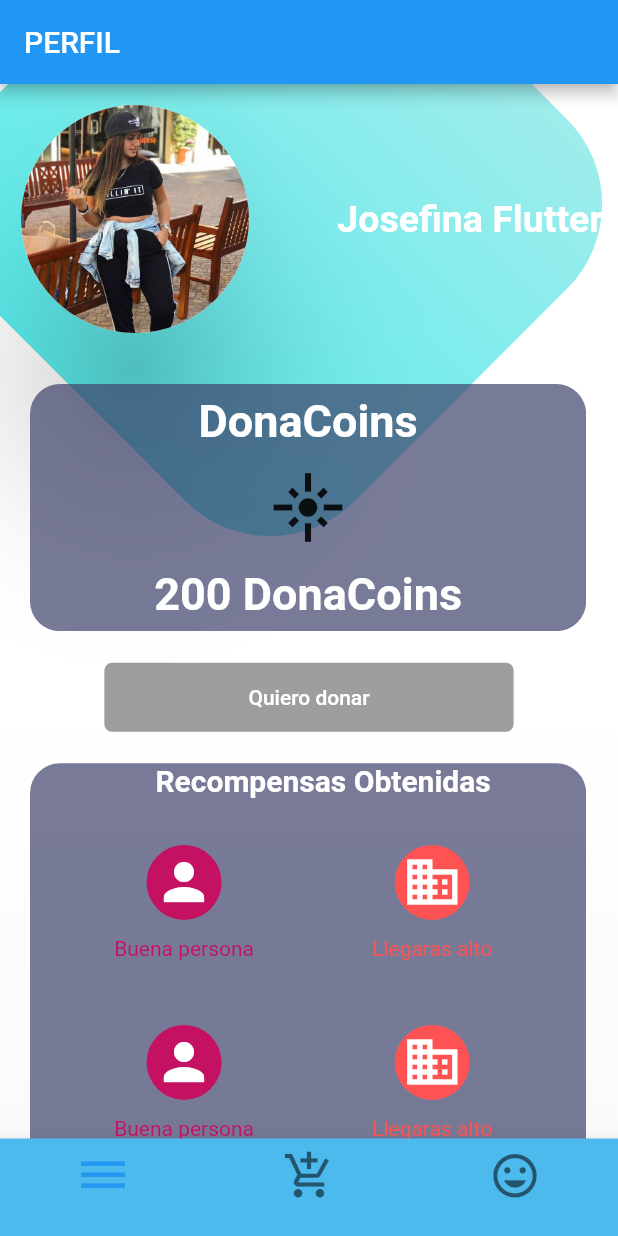
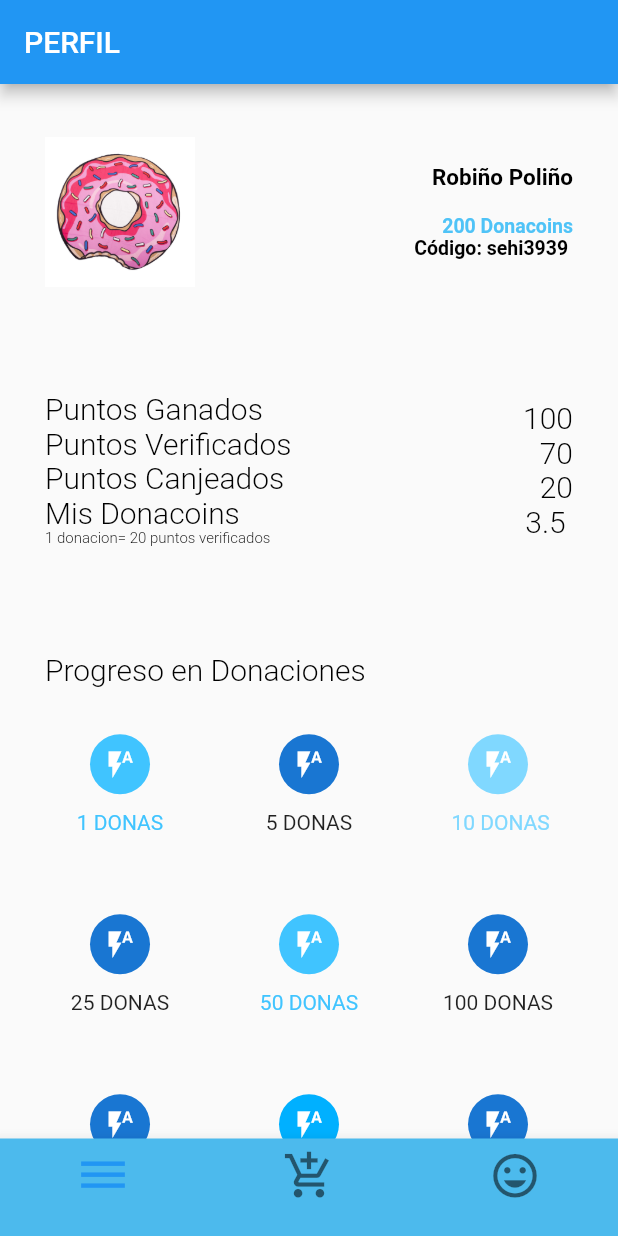
Before and after one commit to renzorosaz/hackatondona2, a Flutter app: the screen it shows after launch, on a phone screen of 412 x 824 dp. Run offline on Flutter 3.47's test engine with Material 2 defaults, Android fonts, the phone set to English and light mode, and no system bars.

Commit message:
Add files via upload
commit actualizado perfil

```diff
--- a/lib/src/pages/perfil_page.dart
+++ b/lib/src/pages/perfil_page.dart
@@ -3,7 +3,6 @@ import 'dart:math';
 import 'package:flutter/material.dart';
 
 class PerfilPage extends StatelessWidget {
-  const PerfilPage({Key key}) : super(key: key);
 
   @override
   Widget build(BuildContext context) {
@@ -14,15 +13,16 @@ class PerfilPage extends StatelessWidget {
       ),
       body: Stack(
         children: <Widget>[
-          _fondoApp(),
-
              SingleChildScrollView(
             child: Column(
               children: <Widget>[
-                _infoPerfil(),
-                _infoCoins(context),
-                _botonDonar(context),
+                Column(
+                  children: <Widget>[
+                    _infoPerfil(context),
+                     _infoDetalle(context),
                     _infoMedallas(context)
+                  ],
+                ),
               ],
             ),
           )
@@ -34,90 +34,62 @@ class PerfilPage extends StatelessWidget {
     );
   }
 
-  Widget _fondoApp(){
 
-    final gradiente = Container(
-      width:double.infinity,
-      height: double.infinity,
-      decoration: BoxDecoration(
-        gradient: LinearGradient(
-          begin: FractionalOffset(0.0, 0.6),
-          end:FractionalOffset(0.0, 1.0),
-          colors: [
-            Color.fromRGBO(255, 255, 255, 1.0),
-            Color.fromRGBO(250, 250, 250, 1.0),
-          ]
+
+  Widget _infoPerfil(BuildContext context){
+
+    return SafeArea(
+        child:  Container(
+         padding: EdgeInsets.all(15.0),
+        margin: EdgeInsets.symmetric(horizontal: 15.0,vertical: 20.0),
+
+          child: Column(
+        children: <Widget>[
+          Row(
+            mainAxisAlignment: MainAxisAlignment.spaceBetween,
+            children: <Widget>[
+              Column(
+                crossAxisAlignment: CrossAxisAlignment.start,
+                children: <Widget>[
+                  Image.asset('assets/dona.jpg', height: 100.0),
+                ],
+              ),
+              Column(
+                mainAxisAlignment: MainAxisAlignment.end,
+                crossAxisAlignment: CrossAxisAlignment.end,
+
+                    children: <Widget>[
+                    Text('Robiño Poliño',style: TextStyle(color:Colors.black,fontSize:15.0,fontWeight: FontWeight.bold),),
+                    Divider(),
+                   Text('200 Donacoins',style: TextStyle(color:Colors.lightBlue[300],fontSize:13.0,fontWeight: FontWeight.w600),),
+                   Text('Código: sehi3939 ',style: TextStyle(color:Colors.black,fontSize:13.0,fontWeight: FontWeight.w600),),
+
+                ],
+              ),
+            ],
           )
-      ),
-    );
-
-      final cajaCeleste=Transform.rotate(
-        angle: -pi/4.0,
-
-        child:Container(
-          height: 360.0,
-          width: 360.0,
-          decoration: BoxDecoration(
-            borderRadius: BorderRadius.circular(80.0),
-            gradient: LinearGradient(
-              colors: [
-                Color.fromRGBO(91, 236, 236, 1.0),
-                Color.fromRGBO(159, 236, 236, 1.0),
-              ]
-            )
+        ],
       ),
         )
     );
 
-
-    return Stack(
-      children: <Widget>[
-        gradiente,
-        Positioned(
-          top:-100.0,
-          child: cajaCeleste
-          )
-      ],
-    );
-
-  }
-
-  Widget _infoPerfil(){
-
-    return SafeArea(
-        child: Container(
-          height: 180.0,
-          padding: EdgeInsets.all(10.0),
-          child: Row(
-            mainAxisAlignment: MainAxisAlignment.spaceBetween,
-            children: <Widget>[
-
-              Center(
-                child: Card(
-                     child: Image.asset('assets/beba.jpg', height: 180.0, ),
-                    elevation: 50.0,
-                    shape: CircleBorder(),
-                    clipBehavior: Clip.antiAlias,
-                  ),
-
-              ),
-
-               Text('Josefina Flutter',style: TextStyle(color:Colors.white,fontSize:25.0,fontWeight: FontWeight.bold),),
-            ],
-          ),
-        )
-    );
   }
 
   Widget _infoCoins(BuildContext context){
 
     return SafeArea(
           child: Container(
+
             padding: EdgeInsets.all(20.0),
-          child: Row(
-          crossAxisAlignment: CrossAxisAlignment.start,
+           margin: EdgeInsets.symmetric(horizontal: 20.0,vertical: 20.0),
+
+           child: Column(
+                    mainAxisAlignment: MainAxisAlignment.end,
                     children: <Widget>[
-           _crearBotonRedondeadoDona(context, Colors.pinkAccent[700],'DonaCoins'),
+                    Text('Robiño Poliño',style: TextStyle(color:Colors.black,fontSize:20.0,fontWeight: FontWeight.bold),),
+                    Divider(),
+                   Text('200 Donacoins',style: TextStyle(color:Colors.lightBlue[300],fontSize:20.0,fontWeight: FontWeight.w600),),
+                   Text('Código: sehi3939 ',style: TextStyle(color:Colors.black,fontSize:20.0,fontWeight: FontWeight.w600),),
 
                 ],
               ),
@@ -125,15 +97,90 @@ class PerfilPage extends StatelessWidget {
     );
   }
 
+  Widget _infoDetalle(BuildContext context){
+
+    return Container(
+      padding: EdgeInsets.all(15.0),
+      margin: EdgeInsets.symmetric(horizontal: 15.0,vertical: 20.0),
+
+
+      child: Column(
+        children: <Widget>[
+          Row(
+
+            mainAxisAlignment: MainAxisAlignment.spaceBetween,
+
+            children: <Widget>[
+              Column(
+                crossAxisAlignment: CrossAxisAlignment.start,
+                children: <Widget>[
+                  Text('Puntos Ganados',style: TextStyle(color:Colors.black,fontSize:20.0,fontWeight: FontWeight.w300),),
+                  Text('Puntos Verificados',style: TextStyle(color:Colors.black,fontSize:20.0,fontWeight: FontWeight.w300),),
+                  Text('Puntos Canjeados',style: TextStyle(color:Colors.black,fontSize:20.0,fontWeight: FontWeight.w300),),
+                  Text('Mis Donacoins',style: TextStyle(color:Colors.black,fontSize:20.0,fontWeight: FontWeight.w300),),
+                  Text('1 donacion= 20 puntos verificados',style: TextStyle(color:Colors.black,fontSize:10.0,fontWeight: FontWeight.w300),),
+
+                ],
+              ),
+              Column(
+                crossAxisAlignment: CrossAxisAlignment.end,
+                children: <Widget>[
+                  Text('100',style: TextStyle(color:Colors.black,fontSize:20.0,fontWeight: FontWeight.w300),),
+                  Text('70',style: TextStyle(color:Colors.black,fontSize:20.0,fontWeight: FontWeight.w300),),
+                  Text('20',style: TextStyle(color:Colors.black,fontSize:20.0,fontWeight: FontWeight.w300),),
+                  Text('3.5 ',style: TextStyle(color:Colors.black,fontSize:20.0,fontWeight: FontWeight.w300),),
+
+                ],
+              ),
+            ],
+          )
+        ],
+      ),
+    );
+  }
+
    Widget _infoMedallas(BuildContext context){
+
+
+    final size= MediaQuery.of(context).size;
 
     return SafeArea(
           child: Container(
-          padding: EdgeInsets.all(20.0),
-          child: Row(
+
+              padding: EdgeInsets.all(15.0),
+              margin: EdgeInsets.symmetric(horizontal: 15.0,vertical: 20.0),
+
+            child: Column(
+                  mainAxisAlignment: MainAxisAlignment.spaceAround,
                    crossAxisAlignment: CrossAxisAlignment.start,
                     children: <Widget>[
-           _crearBotonRedondeadoRecom(context, Colors.pinkAccent[700],'Medallas'),
+                    Text('Progreso en Donaciones',style: TextStyle(color:Colors.black,fontSize:20.0,fontWeight: FontWeight.w300),),
+
+                    Row(
+                      mainAxisAlignment: MainAxisAlignment.spaceBetween,
+                      children: <Widget>[
+
+                         _crearBotonRedondeadoMedallas(Colors.lightBlueAccent,Icons.flash_auto,'1 DONAS'),
+                         _crearBotonRedondeadoMedallas(Colors.lightBlueAccent[50],Icons.flash_auto,'5 DONAS'),
+                         _crearBotonRedondeadoMedallas(Colors.lightBlueAccent[100],Icons.flash_auto,' 10 DONAS'),
+                      ],
+                    ),
+                      Row(
+                        mainAxisAlignment: MainAxisAlignment.spaceBetween,
+                      children: <Widget>[
+                         _crearBotonRedondeadoMedallas(Colors.lightBlueAccent[150],Icons.flash_auto,'25 DONAS'),
+                         _crearBotonRedondeadoMedallas(Colors.lightBlueAccent[200],Icons.flash_auto,'50 DONAS'),
+                         _crearBotonRedondeadoMedallas(Colors.lightBlueAccent[250],Icons.flash_auto,'100 DONAS'),
+                      ],
+                    ),
+                    Row(
+                      mainAxisAlignment: MainAxisAlignment.spaceBetween,
+                      children: <Widget>[
+                         _crearBotonRedondeadoMedallas(Colors.lightBlueAccent[300],Icons.flash_auto,'200 DONAS'),
+                         _crearBotonRedondeadoMedallas(Colors.lightBlueAccent[400],Icons.flash_auto,'500 DONAS'),
+                         _crearBotonRedondeadoMedallas(Colors.lightBlueAccent[50],Icons.flash_auto,'1000 DONAS'),
+                      ],
+                    ),
 
                 ],
               ),
@@ -144,106 +191,8 @@ class PerfilPage extends StatelessWidget {
 
   }
 
- Widget _crearBotonRedondeadoRecom(BuildContext context,Color color, String texto){
-
-      final size= MediaQuery.of(context).size;
-
-     return ClipRect(
-         child: Container(
-           padding: EdgeInsets.only(left: 20.0),
-           height: size.height * 0.50,
-           width: size.width * 0.90,
-           decoration: BoxDecoration(
-             color: Color.fromRGBO(62, 66, 107, 0.7),
-             borderRadius: BorderRadius.circular(20.0)
-           ),
-           child: Column(
-
-             mainAxisAlignment: MainAxisAlignment.start,
-              children: <Widget>[
-                 Text('Recompensas Obtenidas',style: TextStyle(color:Colors.white,fontSize:20.0,fontWeight: FontWeight.bold),),
-                 _medallas(),
-
-              ],
-           ),
-
-
-         ),
-
-
-     /*   ), */
-     );
-
-   }
-
-   Widget _medallas(){
-
-     return Container(
-
-      padding: EdgeInsets.all(10.0),
-      child: Table(
-         children: [
-           TableRow(
-             children: [
-               _crearBotonRedondeadoMedallas(Colors.pinkAccent[700],Icons.person,'Buena persona'),
-               _crearBotonRedondeadoMedallas(Colors.redAccent,Icons.business,'Llegaras alto')
-
-             ]
-           ),
-           TableRow(
-             children: [
-               _crearBotonRedondeadoMedallas(Colors.pinkAccent[700],Icons.person,'Buena persona'),
-               _crearBotonRedondeadoMedallas(Colors.redAccent,Icons.business,'Llegaras alto')
-
-             ]
-           ),
-             TableRow(
-             children: [
-               _crearBotonRedondeadoMedallas(Colors.pinkAccent[700],Icons.person,'Buena persona'),
-               _crearBotonRedondeadoMedallas(Colors.redAccent,Icons.business,'Llegaras alto')
-
-             ]
-           ),
-         ],
-       ),
-    );
-   }
-
-
-  Widget _crearBotonRedondeadoDona(BuildContext context,Color color, String texto){
-
-      final size= MediaQuery.of(context).size;
-
-     return ClipRect(
-         child: Container(
-           height: size.height * 0.20,
-           width: size.width * 0.9,
-           decoration: BoxDecoration(
-             color: Color.fromRGBO(62, 66, 107, 0.7),
-             borderRadius: BorderRadius.circular(20.0)
-           ),
-           child: Column(
-             mainAxisAlignment: MainAxisAlignment.spaceAround,
-              children: <Widget>[
-                 Text('DonaCoins',style: TextStyle(color:Colors.white,fontSize:30.0,fontWeight: FontWeight.bold),),
-                 Icon(Icons.flare,size: 50.0,),
-                 Text('200 DonaCoins',style: TextStyle(color:Colors.white,fontSize:30.0,fontWeight: FontWeight.bold),)
-
-              ],
-
-           ),
-
-
-         ),
-
-
-     /*   ), */
-     );
-
-   }
 
   Widget _crearBotonRedondeadoMedallas(Color color, IconData icono, String texto){
-
 
      return ClipRect(
         /* /* child: BackdropFilter( */
@@ -251,15 +200,14 @@ class PerfilPage extends StatelessWidget {
          child: Container(
            height: 120.0,
            width: 100.0,
-           margin: EdgeInsets.only(right: 20.0),
            child: Column(
              mainAxisAlignment: MainAxisAlignment.spaceAround,
              children: <Widget>[
-               SizedBox(height: 5.0),
+               SizedBox(height: 15.0),
                CircleAvatar(
                  backgroundColor: color,
-                 radius: 25.0,
-                 child: Icon( icono, color: Colors.white, size: 40.0),
+                 radius: 20.0,
+                 child: Icon( icono, color: Colors.white, size: 20.0),
                ),
                Text(texto,style: TextStyle( color: color )),
                SizedBox(height: 5.0)
@@ -268,26 +216,6 @@ class PerfilPage extends StatelessWidget {
          ),
      /*   ), */
      );
-
-   }
-
-    Widget _botonDonar(BuildContext context){
-
-
-          return RaisedButton(
-             child: Container(
-            padding: EdgeInsets.symmetric(horizontal:80.0, vertical:15.0),
-            child: Text('Quiero donar'),
-            ),
-            shape: RoundedRectangleBorder(
-              borderRadius: BorderRadius.circular(5.0)
-           ),
-           elevation: 0.0,
-           color:Colors.purple,
-           textColor: Colors.white,
-           onPressed:(null),
-          );
-
 
    }
 
```
Lines whose indentation alone changed are shown as unchanged.
